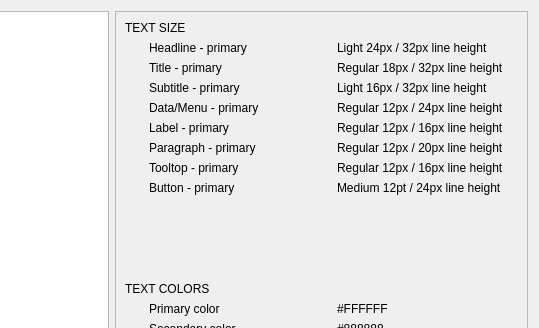
This is dev/Code/Framework/AzQtComponents/AzQtComponents/Gallery/TypographyPage.ui in aws/lumberyard as Qt 5 draws it before an edit; both pictures show x 261 to 800 and y 0 to 328 of the 800 by 828 pixel window. The edited form follows.
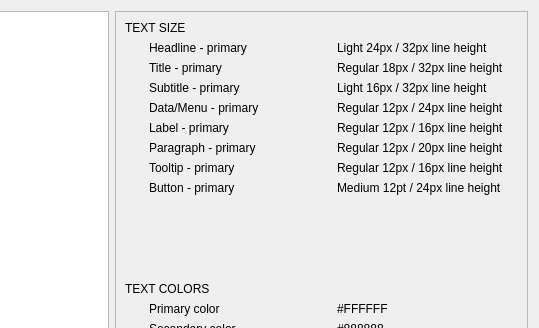
This is the edited form.

Patch:
```diff
--- a/dev/Code/Framework/AzQtComponents/AzQtComponents/Gallery/TypographyPage.ui
+++ b/dev/Code/Framework/AzQtComponents/AzQtComponents/Gallery/TypographyPage.ui
@@ -122,7 +122,7 @@
            <item>
             <widget class="QLabel" name="m_tooltipPrimary">
              <property name="text">
-              <string>Tooltop - primary</string>
+              <string>Tooltip - primary</string>
              </property>
              <property name="alignment">
               <set>Qt::AlignLeading|Qt::AlignLeft|Qt::AlignVCenter</set>
```
